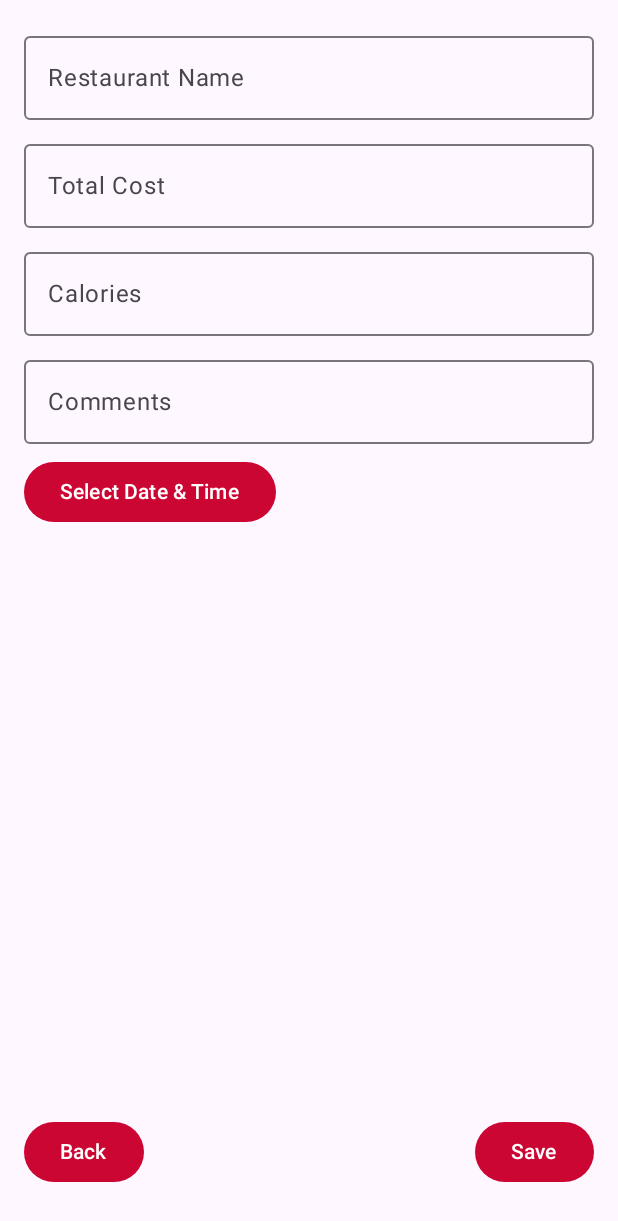
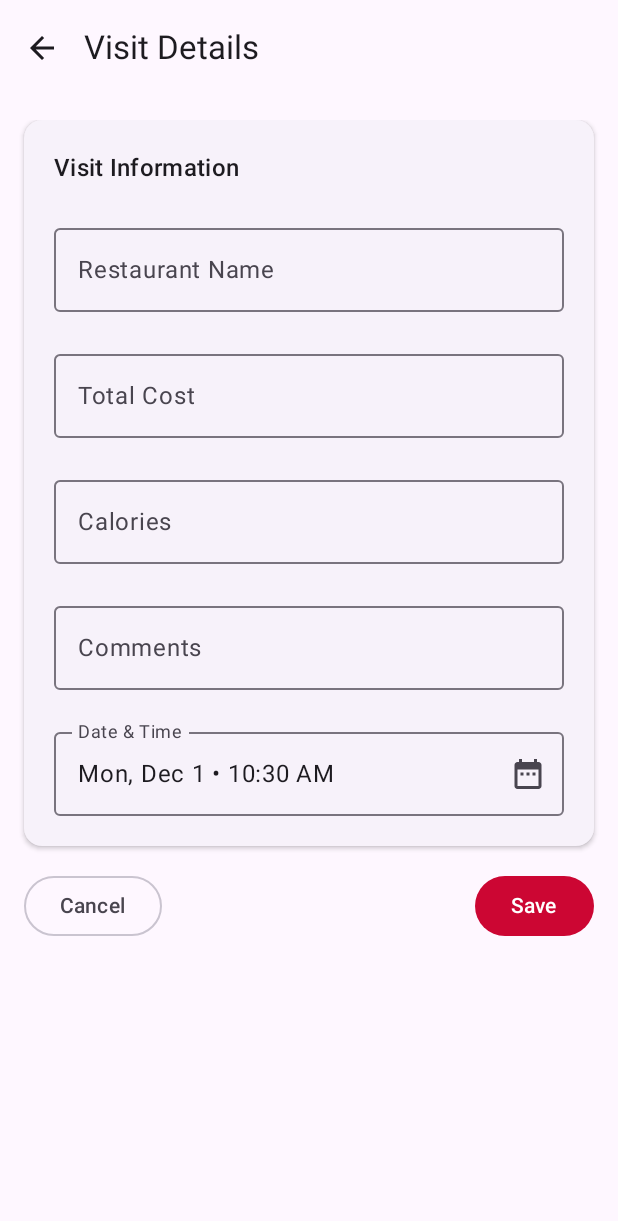
Before and after one commit to chl55/SFU-Dining, an Android app built with Jetpack Compose: the composable VisitForm shown on its own in the app's theme, on a phone screen of 412 x 824 dp. Shown: the top 1221 px of the screen. Run offline under Robolectric (Android 15) with nearby library versions, the phone set to English and light mode, and no system bars; 1 statement that could not run was skipped.

Commit message:
Update Visits UI

```diff
--- a/app/src/main/java/cmpt362/group29/sfudining/visits/VisitDetailPage.kt
+++ b/app/src/main/java/cmpt362/group29/sfudining/visits/VisitDetailPage.kt
@@ -3,7 +3,12 @@ package cmpt362.group29.sfudining.visits
 import android.app.DatePickerDialog
 import android.app.TimePickerDialog
 import androidx.compose.foundation.layout.*
+import androidx.compose.foundation.rememberScrollState
 import androidx.compose.foundation.text.KeyboardOptions
+import androidx.compose.foundation.verticalScroll
+import androidx.compose.material.icons.Icons
+import androidx.compose.material.icons.filled.ArrowBack
+import androidx.compose.material.icons.filled.DateRange
 import androidx.compose.material3.*
 import androidx.compose.runtime.*
 import androidx.compose.ui.Modifier
@@ -12,6 +17,7 @@ import androidx.compose.ui.text.input.KeyboardType
 import androidx.compose.ui.unit.dp
 import androidx.navigation.NavHostController
 import cmpt362.group29.sfudining.auth.AuthRepository
+import java.text.SimpleDateFormat
 import java.util.*
 
 @OptIn(ExperimentalMaterial3Api::class)
@@ -22,7 +28,8 @@ fun AddVisitPage(
     modifier: Modifier = Modifier
 ) {
     val userId = AuthRepository().getCurrentUser()?.uid
-    val initialVisit = Visit() // default empty visit
+    val initialVisit = Visit()
+
     VisitForm(
         visit = initialVisit,
         onSave = { visit ->
@@ -60,6 +67,7 @@ fun VisitDetailPage(
     )
 }
 
+@OptIn(ExperimentalMaterial3Api::class)
 @Composable
 fun VisitForm(
     modifier: Modifier = Modifier,
@@ -73,64 +81,21 @@ fun VisitForm(
     var totalCal by remember { mutableStateOf(visit.totalCal?.toString() ?: "") }
     var comments by remember { mutableStateOf(visit.comments ?: "") }
     var date by remember { mutableStateOf(Calendar.getInstance().apply { time = visit.datetime }) }
-
     var showDatePicker by remember { mutableStateOf(false) }
     var showTimePicker by remember { mutableStateOf(false) }
 
     val context = LocalContext.current
 
-    Scaffold { padding ->
-        Column(
-            modifier = modifier
-                .fillMaxSize()
-                .padding(padding)
-                .padding(16.dp),
-            verticalArrangement = Arrangement.Top
-        ) {
-            // Text Fields
-            OutlinedTextField(
-                value = restaurantName,
-                onValueChange = { restaurantName = it },
-                label = { Text("Restaurant Name") },
-                modifier = Modifier.fillMaxWidth()
+    val formattedDate by remember(date.time) {
+        mutableStateOf(
+            SimpleDateFormat(
+                "EEE, MMM d • h:mm a",
+                Locale.getDefault()
+            ).format(date.time)
         )
-
-            Spacer(Modifier.height(8.dp))
-
-            OutlinedTextField(
-                value = totalCost,
-                onValueChange = { totalCost = it },
-                label = { Text("Total Cost") },
-                modifier = Modifier.fillMaxWidth(),
-                keyboardOptions = KeyboardOptions(keyboardType = KeyboardType.Number)
-            )
-
-            Spacer(Modifier.height(8.dp))
-
-            OutlinedTextField(
-                value = totalCal,
-                onValueChange = { totalCal = it },
-                label = { Text("Calories") },
-                modifier = Modifier.fillMaxWidth(),
-                keyboardOptions = KeyboardOptions(keyboardType = KeyboardType.Number)
-            )
-
-            Spacer(Modifier.height(8.dp))
-
-            OutlinedTextField(
-                value = comments,
-                onValueChange = { comments = it },
-                label = { Text("Comments") },
-                modifier = Modifier.fillMaxWidth()
-            )
-
-            Spacer(Modifier.height(8.dp))
-
-            // Date/Time picker
-            Button(onClick = { showDatePicker = true }) {
-                Text("Select Date & Time")
     }
 
+    LaunchedEffect(showDatePicker) {
         if (showDatePicker) {
             DatePickerDialog(
                 context,
@@ -146,7 +111,9 @@ fun VisitForm(
             ).show()
             showDatePicker = false
         }
+    }
 
+    LaunchedEffect(showTimePicker) {
         if (showTimePicker) {
             TimePickerDialog(
                 context,
@@ -160,20 +127,104 @@ fun VisitForm(
                 true
             ).show()
         }
+    }
 
-            Spacer(Modifier.weight(1f)) // push buttons to bottom
+    Scaffold(
+        topBar = {
+            TopAppBar(
+                title = { Text("Visit Details") },
+                navigationIcon = {
+                    IconButton(onClick = onBack) {
+                        Icon(Icons.Default.ArrowBack, contentDescription = "Back")
+                    }
+                }
+            )
+        }
+    ) { padding ->
+        Column(
+            modifier = modifier
+                .fillMaxSize()
+                .padding(padding)
+                .padding(16.dp)
+                .verticalScroll(rememberScrollState()),
+            verticalArrangement = Arrangement.spacedBy(16.dp)
+        ) {
+            ElevatedCard(
+                modifier = Modifier.fillMaxWidth(),
+                elevation = CardDefaults.cardElevation(defaultElevation = 2.dp)
+            ) {
+                Column(
+                    Modifier.padding(20.dp),
+                    verticalArrangement = Arrangement.spacedBy(20.dp)
+                ) {
 
-            // Buttons
+                    Text(
+                        text = "Visit Information",
+                        style = MaterialTheme.typography.titleMedium
+                    )
+
+                    OutlinedTextField(
+                        value = restaurantName,
+                        onValueChange = { restaurantName = it },
+                        label = { Text("Restaurant Name") },
+                        modifier = Modifier.fillMaxWidth()
+                    )
+
+                    OutlinedTextField(
+                        value = totalCost,
+                        onValueChange = { totalCost = it },
+                        label = { Text("Total Cost") },
+                        keyboardOptions = KeyboardOptions(keyboardType = KeyboardType.Number),
+                        modifier = Modifier.fillMaxWidth()
+                    )
+
+                    OutlinedTextField(
+                        value = totalCal,
+                        onValueChange = { totalCal = it },
+                        label = { Text("Calories") },
+                        keyboardOptions = KeyboardOptions(keyboardType = KeyboardType.Number),
+                        modifier = Modifier.fillMaxWidth()
+                    )
+
+                    OutlinedTextField(
+                        value = comments,
+                        onValueChange = { comments = it },
+                        label = { Text("Comments") },
+                        modifier = Modifier.fillMaxWidth()
+                    )
+
+                    OutlinedTextField(
+                        value = formattedDate,
+                        onValueChange = {},
+                        readOnly = true,
+                        label = { Text("Date & Time") },
+                        trailingIcon = {
+                            IconButton(onClick = { showDatePicker = true }) {
+                                Icon(Icons.Default.DateRange, contentDescription = "Pick Date")
+                            }
+                        },
+                        modifier = Modifier.fillMaxWidth()
+                    )
+                }
+            }
+
             Row(
-                modifier = Modifier
-                    .fillMaxWidth()
-                    .padding(bottom = 16.dp),
+                modifier = Modifier.fillMaxWidth(),
                 horizontalArrangement = Arrangement.SpaceBetween
             ) {
-                Button(onClick = onBack) { Text("Back") }
+                OutlinedButton(onClick = onBack) {
+                    Text("Cancel")
+                }
 
-                onDelete?.let {
-                    Button(onClick = it) { Text("Delete") }
+                if (onDelete != null) {
+                    OutlinedButton(
+                        onClick = onDelete,
+                        colors = ButtonDefaults.outlinedButtonColors(
+                            contentColor = MaterialTheme.colorScheme.error
+                        )
+                    ) {
+                        Text("Delete")
+                    }
                 }
 
                 Button(onClick = {
@@ -185,8 +236,10 @@ fun VisitForm(
                         datetime = date.time
                     )
                     onSave(updatedVisit)
-                }) { Text("Save") }
+                }) {
+                    Text("Save")
                 }
             }
         }
     }
+}
```
Lines whose indentation alone changed are shown as unchanged.
